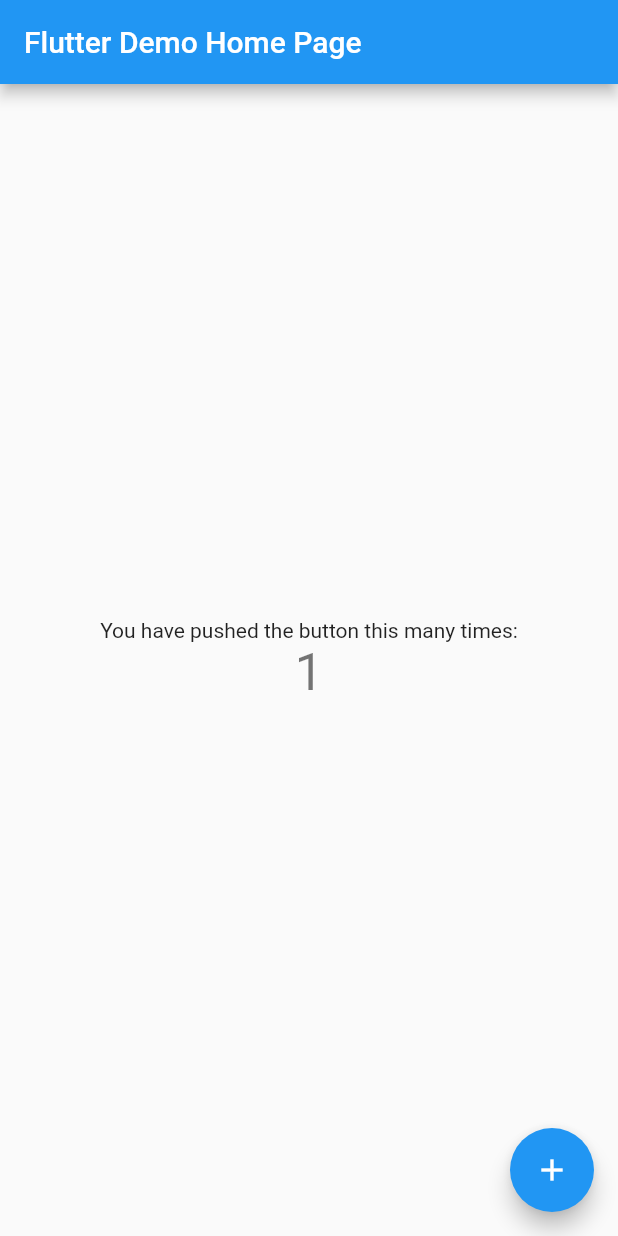
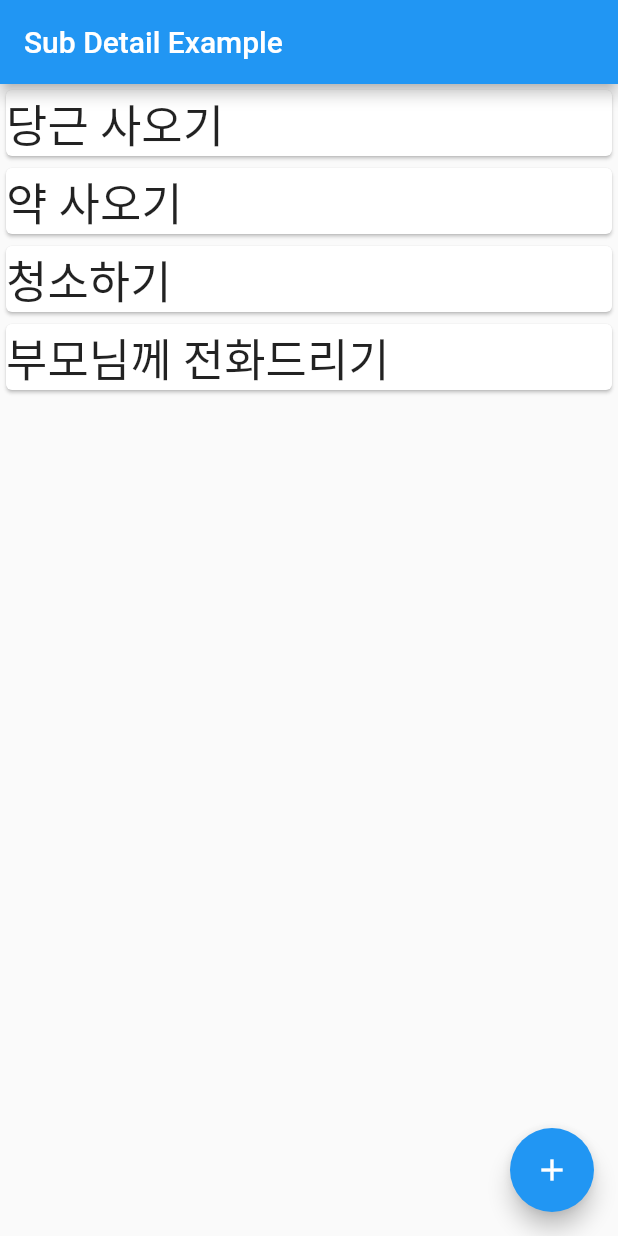
Before and after one commit to good5229/todo_list, a Flutter app: the screen it shows after launch, after a tap on the "add" icon, on a phone screen of 412 x 824 dp. Run offline on Flutter 3.47's test engine with Material 2 defaults, Android fonts, the phone set to English and light mode, and no system bars.

Commit message:
feat: add listview

```diff
--- a/lib/main.dart
+++ b/lib/main.dart
@@ -1,105 +1,25 @@
 import 'package:flutter/material.dart';
+import 'thirdPage.dart';
+import 'secondDetail.dart';
+import 'subDetail.dart';
 
-void main() {
-  runApp(MyApp());
-}
+
+void main()=>runApp(MyApp());
 
 class MyApp extends StatelessWidget {
-  // This widget is the root of your application.
+  static const String _title = 'Widget Example';
+
   @override
   Widget build(BuildContext context) {
     return MaterialApp(
-      title: 'Flutter Demo',
+      title: _title,
       theme: ThemeData(
         primarySwatch: Colors.blue,
-        visualDensity: VisualDensity.adaptivePlatformDensity,
       ),
-      home: MyHomePage(title: 'Flutter Demo Home Page'),
+      initialRoute: '/',
+      routes: { '/':(context)=>SubDetail(),
+        '/second':(context)=>SecondDetail(),
+      '/third':(context)=>ThirdDetail(),},
     );
   }
 }
-
-class MyHomePage extends StatefulWidget {
-  MyHomePage({Key key, this.title}) : super(key: key);
-
-  // This widget is the home page of your application. It is stateful, meaning
-  // that it has a State object (defined below) that contains fields that affect
-  // how it looks.
-
-  // This class is the configuration for the state. It holds the values (in this
-  // case the title) provided by the parent (in this case the App widget) and
-  // used by the build method of the State. Fields in a Widget subclass are
-  // always marked "final".
-
-  final String title;
-
-  @override
-  _MyHomePageState createState() => _MyHomePageState();
-}
-
-class _MyHomePageState extends State<MyHomePage> {
-  int _counter = 0;
-
-  void _incrementCounter() {
-    setState(() {
-      // This call to setState tells the Flutter framework that something has
-      // changed in this State, which causes it to rerun the build method below
-      // so that the display can reflect the updated values. If we changed
-      // _counter without calling setState(), then the build method would not be
-      // called again, and so nothing would appear to happen.
-      _counter++;
-    });
-  }
-
-  @override
-  Widget build(BuildContext context) {
-    // This method is rerun every time setState is called, for instance as done
-    // by the _incrementCounter method above.
-    //
-    // The Flutter framework has been optimized to make rerunning build methods
-    // fast, so that you can just rebuild anything that needs updating rather
-    // than having to individually change instances of widgets.
-    return Scaffold(
-      appBar: AppBar(
-        // Here we take the value from the MyHomePage object that was created by
-        // the App.build method, and use it to set our appbar title.
-        title: Text(widget.title),
-      ),
-      body: Center(
-        // Center is a layout widget. It takes a single child and positions it
-        // in the middle of the parent.
-        child: Column(
-          // Column is also a layout widget. It takes a list of children and
-          // arranges them vertically. By default, it sizes itself to fit its
-          // children horizontally, and tries to be as tall as its parent.
-          //
-          // Invoke "debug painting" (press "p" in the console, choose the
-          // "Toggle Debug Paint" action from the Flutter Inspector in Android
-          // Studio, or the "Toggle Debug Paint" command in Visual Studio Code)
-          // to see the wireframe for each widget.
-          //
-          // Column has various properties to control how it sizes itself and
-          // how it positions its children. Here we use mainAxisAlignment to
-          // center the children vertically; the main axis here is the vertical
-          // axis because Columns are vertical (the cross axis would be
-          // horizontal).
-          mainAxisAlignment: MainAxisAlignment.center,
-          children: <Widget>[
-            Text(
-              'You have pushed the button this many times:',
-            ),
-            Text(
-              '$_counter',
-              style: Theme.of(context).textTheme.headline4,
-            ),
-          ],
-        ),
-      ),
-      floatingActionButton: FloatingActionButton(
-        onPressed: _incrementCounter,
-        tooltip: 'Increment',
-        child: Icon(Icons.add),
-      ), // This trailing comma makes auto-formatting nicer for build methods.
-    );
-  }
-}
--- /dev/null
+++ b/lib/secondDetail.dart
@@ -0,0 +1,22 @@
+import 'package:flutter/material.dart';
+
+class SecondDetail extends StatelessWidget{
+  @override
+  Widget build(BuildContext context){
+    return Scaffold(
+      appBar: AppBar(
+        title: Text('Second page'),
+      ),
+      body: Container(
+        child: Center(
+          child: RaisedButton(
+            onPressed: () {
+              Navigator.of(context).pushReplacementNamed('/third');
+            },
+            child: Text("go back to third page")
+          ),
+        ),
+      ),
+    );
+  }
+}
--- /dev/null
+++ b/lib/subDetail.dart
@@ -0,0 +1,40 @@
+import 'package:flutter/material.dart';
+
+class SubDetail extends StatefulWidget{
+  @override
+  State<StatefulWidget> createState() => _SubDetail();
+}
+
+class _SubDetail extends State<SubDetail>{
+  List<String> todoList = new List();
+
+  @override
+  void initState() {
+    super.initState();
+    todoList.add('당근 사오기');
+    todoList.add('약 사오기');
+    todoList.add('청소하기');
+    todoList.add('부모님께 전화드리기');
+  }
+
+  @override
+  Widget build(BuildContext context){
+    return Scaffold(
+      appBar: AppBar(
+        title: Text('Sub Detail Example'),
+      ),
+      body: ListView.builder(itemBuilder: (context, index){
+        return Card(
+          child: InkWell(
+            child: Text(todoList[index], style: TextStyle(fontSize: 30),) ,
+            onTap: (){
+              Navigator.of(context).pushNamed('/third' , arguments: todoList[index]);
+            },
+          ),
+        );
+      }, itemCount: todoList.length,),
+      floatingActionButton: FloatingActionButton(onPressed: (){
+      }, child: Icon(Icons.add),),
+    );
+  }
+}
--- /dev/null
+++ b/lib/thirdPage.dart
@@ -0,0 +1,19 @@
+import 'package:flutter/material.dart';
+
+class ThirdDetail extends StatelessWidget {
+  @override
+  Widget build(BuildContext context) {
+    final String args = ModalRoute.of(context).settings.arguments;
+
+    return Scaffold(
+      appBar: AppBar(
+        title: Text('Third Page'),
+      ),
+      body: Container(
+        child: Center(
+          child: Text(args , style: TextStyle(fontSize: 30),),
+        ),
+      ),
+    );
+  }
+}
```
Also changed, not shown: 1 other file.
